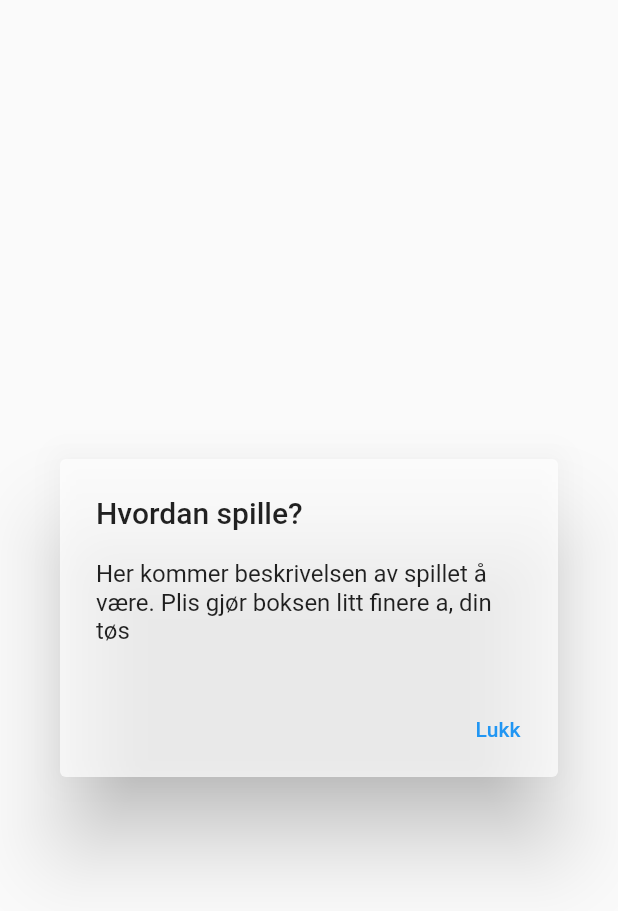
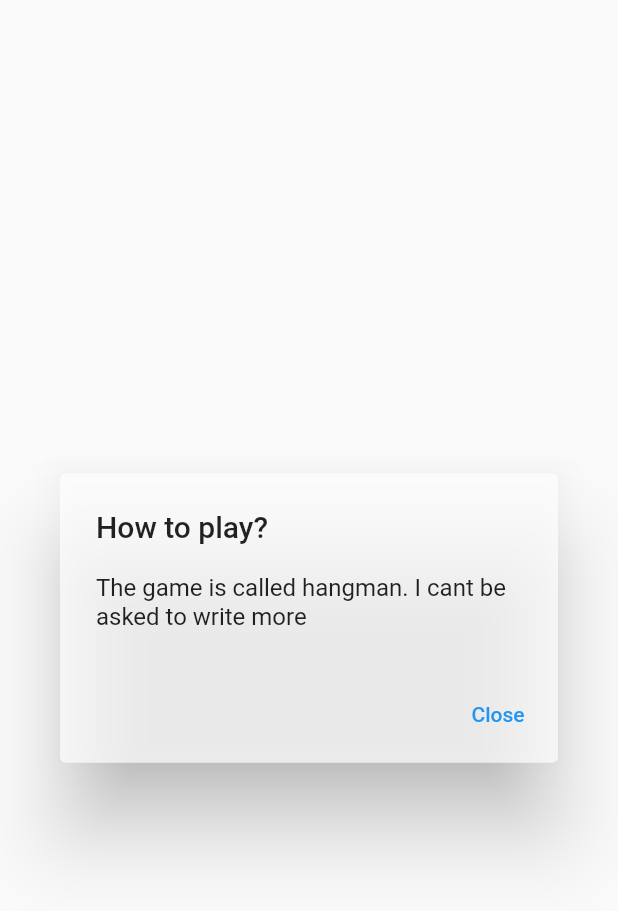
Before and after one commit to Larsbost/INFT2501_Project, a Flutter app: what pop_up_dialog() shows on an empty page, opened directly, on a phone screen of 412 x 824 dp. Shown: the top 911 px of the screen. Run offline on Flutter 3.47's test engine with Material 2 defaults, Android fonts, the phone set to English and light mode, and no system bars; generated files the repository leaves out were written again.

Commit message:
More l10n

```diff
--- a/lib/l10n/app_en.arb
+++ b/lib/l10n/app_en.arb
@@ -1,6 +1,26 @@
 {
-  "helloWorld": "Hello World!",
-  "@helloWorld": {
-    "description": "The conventional newborn programmer greeting"
+  "info": "The game is called hangman. I cant be asked to write more",
+  "@info": {
+    "description": "Info about the game"
+  },
+
+  "closeButton": "Close",
+  "@closeButton": {
+    "description": "Info about the game"
+  },
+
+  "infoHeadLine": "How to play?",
+  "@infoHeadLine": {
+    "description": "Info about the game"
+  },
+
+  "playButton": "Play!",
+  "@playButton": {
+    "description": "Info about the game"
+  },
+
+  "infoButton": "Information",
+  "@infoButton": {
+    "description": "Info about the game"
   }
 }
--- a/lib/l10n/app_nb.arb
+++ b/lib/l10n/app_nb.arb
@@ -1,3 +1,7 @@
 {
-  "helloWorld": "Hallo verden!"
+  "info": "Spillet heter Hangman. Mer info kommer etterhvert",
+  "closeButton": "Lukk",
+  "infoHeadLine": "Hvodan spille?",
+  "playButton": "Start Spillet!",
+  "infoButton": "Informasjon"
 }
--- a/lib/widgets/pop_up_dialog.dart
+++ b/lib/widgets/pop_up_dialog.dart
@@ -1,16 +1,20 @@
 import 'package:flutter/material.dart';
 import 'package:flutter/widgets.dart';
+import 'package:flutter_gen/gen_l10n/app_localizations.dart';
 
 Widget pop_up_dialog(BuildContext context) {
+  var lang = AppLocalizations.of(context);
   return AlertDialog(
+
     backgroundColor: Colors.white70,
-    title: const Text('Hvordan spille?'),
+    title: Text(
+            lang!.infoHeadLine),
     content: Column(
       mainAxisSize: MainAxisSize.min,
       crossAxisAlignment: CrossAxisAlignment.start,
-      children: const <Widget>[
+      children: <Widget>[
         Text(
-            "Her kommer beskrivelsen av spillet å være. Plis gjør boksen litt finere a, din tøs"),
+            lang.info),
       ],
     ),
     actions: <Widget>[
@@ -18,7 +22,7 @@ Widget pop_up_dialog(BuildContext context) {
         onPressed: () {
           Navigator.of(context).pop();
         },
-        child: const Text('Lukk'),
+        child: Text(lang.closeButton),
       ),
     ],
   );
```
Also changed, not shown: lib/pages/main_menu.dart (+6 -2 lines).
